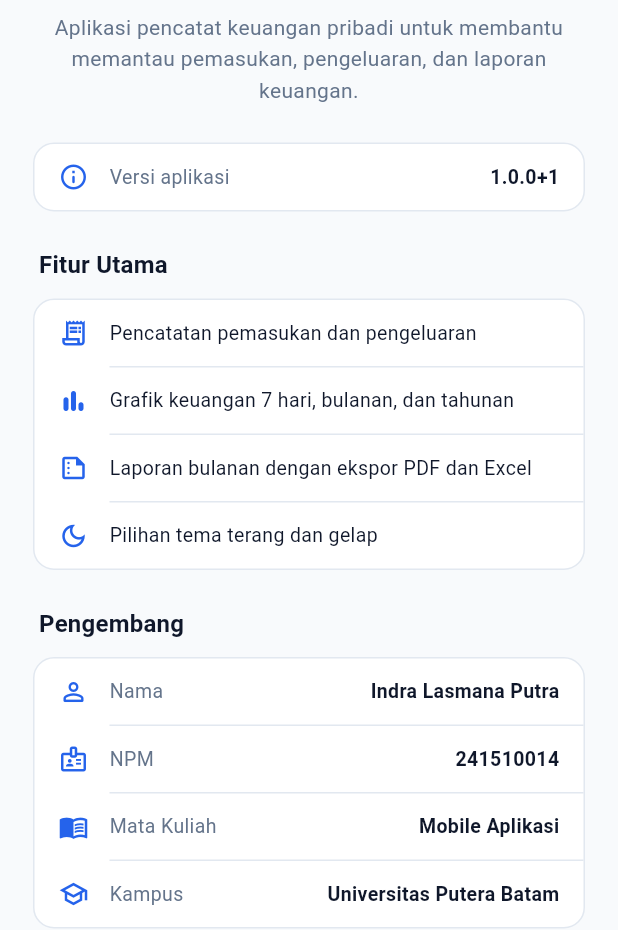
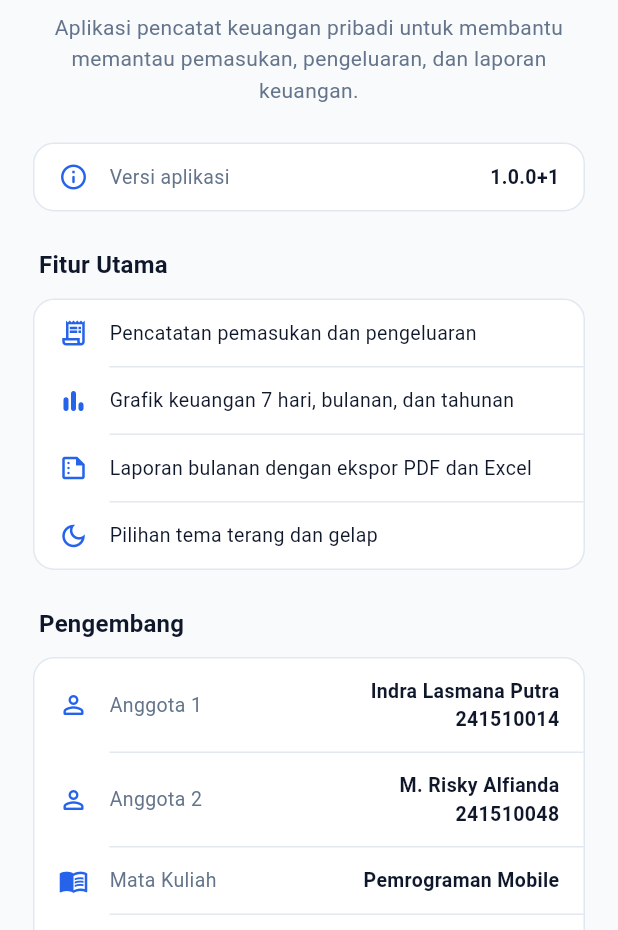
Before and after one commit to UniversitasPuteraBatam/dompetku, a Flutter app: the AboutScreen screen opened directly, on a phone screen of 412 x 824 dp, the part 306-1236 px from its top. Run offline on Flutter 3.47's test engine with Material 3 defaults, Android fonts, the phone set to English and light mode, and no system bars; our stand-ins replace fl_chart, flutter_secure_storage, image_picker, package_info_plus, pdf, shared_preferences; missing offline and left inert: excel, file_saver; accounts and stored records are empty.

Commit message:
Perbaikan nama pengembang karena tugas kelompok

```diff
--- a/lib/screens/about_screen.dart
+++ b/lib/screens/about_screen.dart
@@ -108,18 +108,18 @@ class AboutScreen extends StatelessWidget {
                 children: [
                   _InfoRow(
                     icon: Icons.person_outline_rounded,
-                    label: 'Nama',
-                    value: Text('Indra Lasmana Putra'),
+                    label: 'Anggota 1',
+                    value: Text('Indra Lasmana Putra\n241510014'),
                   ),
                   _InfoRow(
-                    icon: Icons.badge_outlined,
-                    label: 'NPM',
-                    value: Text('241510014'),
+                    icon: Icons.person_outline_rounded,
+                    label: 'Anggota 2',
+                    value: Text('M. Risky Alfianda\n241510048'),
                   ),
                   _InfoRow(
                     icon: Icons.menu_book_outlined,
                     label: 'Mata Kuliah',
-                    value: Text('Mobile Aplikasi'),
+                    value: Text('Pemrograman Mobile'),
                   ),
                   _InfoRow(
                     icon: Icons.school_outlined,
@@ -145,7 +145,7 @@ class AboutScreen extends StatelessWidget {
               ),
               const SizedBox(height: 28),
               Text(
-                '© 2026 Indra Lasmana Putra',
+                '© 2026 DompetKu. All rights reserved.',
                 textAlign: TextAlign.center,
                 style: TextStyle(
                   color: context.palette.secondaryText,
```
